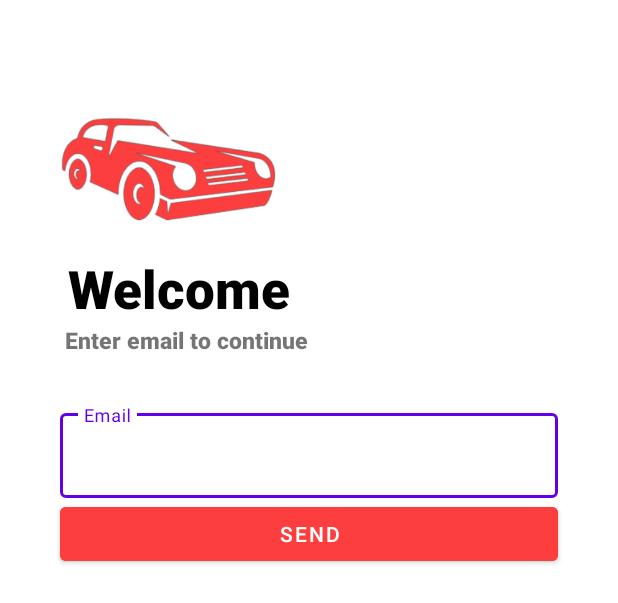
After one commit to sonntt19/car-rental-prm392, an Android app: the layout activity_forget_password.xml on its own in the app's theme, with its tools: preview values and no code run, on a phone screen of 412 x 824 dp. The commit adds this screen. Shown: the top 603 px of the screen. Run offline under Robolectric (Android 15) with nearby library versions, the phone set to English and light mode, and no system bars.

Commit message:
add forget

```diff
--- a/app/src/main/AndroidManifest.xml
+++ b/app/src/main/AndroidManifest.xml
@@ -12,6 +12,13 @@
         android:supportsRtl="true"
         android:theme="@style/Theme.Carrentalprm392"
         tools:targetApi="31">
+        <activity
+            android:name=".ForgetPasswordActivity"
+            android:exported="false">
+            <meta-data
+                android:name="android.app.lib_name"
+                android:value="" />
+        </activity>
         <activity
             android:name=".controller.SignUpActivity"
             android:exported="false">
--- /dev/null
+++ b/app/src/main/java/com/example/car_rental_prm392/controller/ForgetPasswordActivity.java
@@ -0,0 +1,18 @@
+package com.example.car_rental_prm392.controller;
+
+import androidx.appcompat.app.AppCompatActivity;
+
+import android.os.Bundle;
+import android.view.WindowManager;
+
+import com.example.car_rental_prm392.R;
+
+public class ForgetPasswordActivity extends AppCompatActivity {
+
+    @Override
+    protected void onCreate(Bundle savedInstanceState) {
+        super.onCreate(savedInstanceState);
+        getWindow().setFlags(WindowManager.LayoutParams.FLAG_FULLSCREEN, WindowManager.LayoutParams.FLAG_FULLSCREEN);
+        setContentView(R.layout.activity_forget_password);
+    }
+}
--- a/app/src/main/java/com/example/car_rental_prm392/controller/LoginActivity.java
+++ b/app/src/main/java/com/example/car_rental_prm392/controller/LoginActivity.java
@@ -17,7 +17,7 @@ import com.example.car_rental_prm392.model.User;
 import com.google.android.material.textfield.TextInputLayout;
 
 public class LoginActivity extends AppCompatActivity {
-    Button btnSignUp, btnLogin;
+    Button btnSignUp, btnLogin, btnForget;
     ImageView imgLogo;
     TextView tvLogoText;
     TextInputLayout editEmail, editPassword;
@@ -53,6 +53,13 @@ public class LoginActivity extends AppCompatActivity {
                     startActivity(intent);
             }
         });
+        btnForget.setOnClickListener(new View.OnClickListener() {
+            @Override
+            public void onClick(View v) {
+                Intent intent = new Intent(LoginActivity.this, ForgetPasswordActivity.class);
+                startActivity(intent);
+            }
+        });
     }
 
     public void init() {
@@ -60,6 +67,7 @@ public class LoginActivity extends AppCompatActivity {
         editPassword = findViewById(R.id.login_password);
         btnSignUp = findViewById(R.id.login_signup_screen);
         btnLogin = findViewById(R.id.login);
+        btnForget = findViewById(R.id.forget);
         imgLogo = findViewById(R.id.logo);
         tvLogoText = findViewById(R.id.logo_text);
     }
--- /dev/null
+++ b/app/src/main/res/layout/activity_forget_password.xml
@@ -0,0 +1,81 @@
+<?xml version="1.0" encoding="utf-8"?>
+<androidx.constraintlayout.widget.ConstraintLayout xmlns:android="http://schemas.android.com/apk/res/android"
+    xmlns:app="http://schemas.android.com/apk/res-auto"
+    xmlns:tools="http://schemas.android.com/tools"
+    android:layout_width="match_parent"
+    android:layout_height="match_parent"
+    android:orientation="vertical"
+    android:padding="20dp"
+    tools:context=".controller.ForgetPasswordActivity">
+
+    <ImageView
+        android:id="@+id/imageView"
+        android:layout_width="150dp"
+        android:layout_height="131dp"
+        android:layout_marginStart="36dp"
+        android:layout_marginTop="8dp"
+        android:layout_marginEnd="225dp"
+        android:src="@drawable/logo_login"
+        app:layout_constraintEnd_toEndOf="parent"
+        app:layout_constraintStart_toStartOf="parent"
+        app:layout_constraintTop_toTopOf="parent" />
+
+    <TextView
+        android:id="@+id/textView3"
+        android:layout_width="wrap_content"
+        android:layout_height="wrap_content"
+        android:layout_marginStart="36dp"
+        android:layout_marginTop="9dp"
+        android:layout_marginEnd="209dp"
+        android:fontFamily="sans-serif-black"
+        android:text="Welcome"
+        android:textColor="#000"
+        android:textSize="35sp"
+        app:layout_constraintEnd_toEndOf="parent"
+        app:layout_constraintStart_toStartOf="parent"
+        app:layout_constraintTop_toBottomOf="@+id/imageView" />
+
+    <TextView
+        android:id="@+id/textView4"
+        android:layout_width="wrap_content"
+        android:layout_height="wrap_content"
+        android:layout_marginStart="36dp"
+        android:layout_marginEnd="199dp"
+        android:fontFamily="sans-serif-black"
+        android:text="Enter email to continue"
+        android:textSize="15sp"
+        app:layout_constraintEnd_toEndOf="parent"
+        app:layout_constraintStart_toStartOf="parent"
+        app:layout_constraintTop_toBottomOf="@+id/textView3" />
+
+    <com.google.android.material.textfield.TextInputLayout
+        android:id="@+id/login_email"
+        style="@style/Widget.MaterialComponents.TextInputLayout.OutlinedBox"
+        android:layout_width="match_parent"
+        android:layout_height="wrap_content"
+        android:layout_marginStart="20dp"
+        android:layout_marginTop="250dp"
+        android:layout_marginEnd="20dp"
+        android:hint="Email"
+        app:layout_constraintEnd_toEndOf="parent"
+        app:layout_constraintStart_toStartOf="parent"
+        app:layout_constraintTop_toTopOf="parent">
+
+        <com.google.android.material.textfield.TextInputEditText
+            android:layout_width="match_parent"
+            android:layout_height="wrap_content"
+            android:inputType="text"
+            android:transitionName="email" />
+    </com.google.android.material.textfield.TextInputLayout>
+
+    <Button
+        android:id="@+id/send"
+        android:layout_width="match_parent"
+        android:layout_height="wrap_content"
+        android:layout_marginStart="20dp"
+        android:layout_marginEnd="20dp"
+        android:backgroundTint="#FD3E3E"
+        android:text="Send"
+        app:layout_constraintTop_toBottomOf="@+id/login_email" />
+
+</androidx.constraintlayout.widget.ConstraintLayout>
--- a/app/src/main/res/layout/activity_login.xml
+++ b/app/src/main/res/layout/activity_login.xml
@@ -69,6 +69,7 @@
         </com.google.android.material.textfield.TextInputLayout>
 
         <Button
+            android:id="@+id/forget"
             android:layout_width="200dp"
             android:layout_height="wrap_content"
             android:layout_gravity="right"
```
Also changed, not shown: 1 other file.
